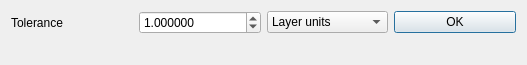
Above: src/ui/qgssimplifytolerancedialog.ui from carsmie/QGIS before the change. Below: the same form after it.
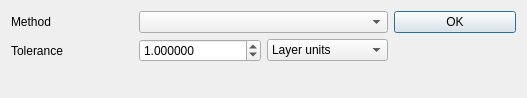
That is the form after the change. Custom widgets are drawn as their Qt base class.

Commit message:
[FEATURE] Add choice of simplification method to simplify map tool
Allows different techniques to be used for simplification, including
the more cartographically pleasing "Visvalingam" simplification algorithm.

Fixes #18083

Patch:
```diff
--- a/src/ui/qgssimplifytolerancedialog.ui
+++ b/src/ui/qgssimplifytolerancedialog.ui
@@ -7,21 +7,24 @@
     <x>0</x>
     <y>0</y>
     <width>527</width>
-    <height>63</height>
+    <height>98</height>
    </rect>
   </property>
   <property name="windowTitle">
    <string>Simplification Tool</string>
   </property>
   <layout class="QGridLayout" name="gridLayout">
-   <item row="0" column="3">
-    <widget class="QPushButton" name="okButton">
+   <item row="1" column="0">
+    <widget class="QLabel" name="label">
      <property name="text">
-      <string>OK</string>
+      <string>Tolerance</string>
      </property>
     </widget>
    </item>
-   <item row="0" column="2">
+   <item row="3" column="0" colspan="4">
+    <widget class="QLabel" name="labelStatus"/>
+   </item>
+   <item row="1" column="2">
     <widget class="QComboBox" name="cboToleranceUnits">
      <item>
       <property name="text">
@@ -40,15 +43,8 @@
      </item>
     </widget>
    </item>
-   <item row="0" column="0">
-    <widget class="QLabel" name="label">
-     <property name="text">
-      <string>Tolerance</string>
-     </property>
-    </widget>
-   </item>
-   <item row="0" column="1">
-    <widget class="QDoubleSpinBox" name="spinTolerance">
+   <item row="1" column="1">
+    <widget class="QgsDoubleSpinBox" name="spinTolerance">
      <property name="decimals">
       <number>6</number>
      </property>
@@ -60,11 +56,32 @@
      </property>
     </widget>
    </item>
-   <item row="1" column="0" colspan="4">
-    <widget class="QLabel" name="labelStatus"/>
+   <item row="0" column="0">
+    <widget class="QLabel" name="label_2">
+     <property name="text">
+      <string>Method</string>
+     </property>
+    </widget>
+   </item>
+   <item row="0" column="3">
+    <widget class="QPushButton" name="okButton">
+     <property name="text">
+      <string>OK</string>
+     </property>
+    </widget>
+   </item>
+   <item row="0" column="1" colspan="2">
+    <widget class="QComboBox" name="mMethodComboBox"/>
    </item>
   </layout>
  </widget>
+ <customwidgets>
+  <customwidget>
+   <class>QgsDoubleSpinBox</class>
+   <extends>QDoubleSpinBox</extends>
+   <header>qgsdoublespinbox.h</header>
+  </customwidget>
+ </customwidgets>
  <tabstops>
   <tabstop>spinTolerance</tabstop>
   <tabstop>cboToleranceUnits</tabstop>
```
Left out of the diff: 1 changed line with no effect on the pictures. The commit also changes 3 other files.
